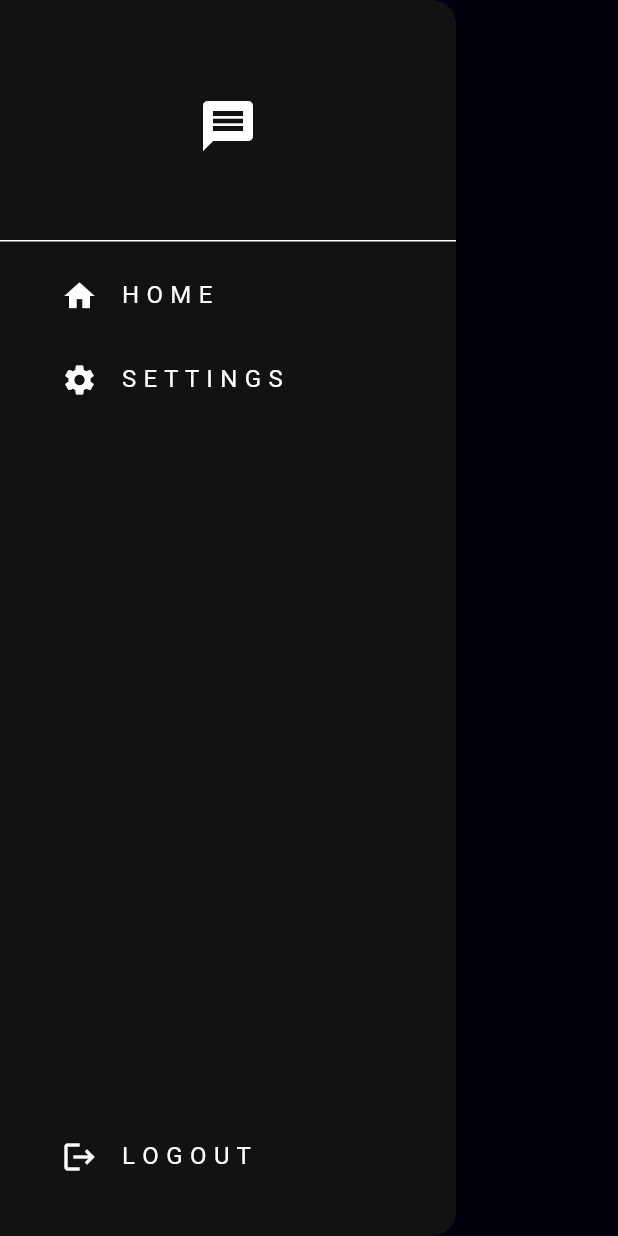
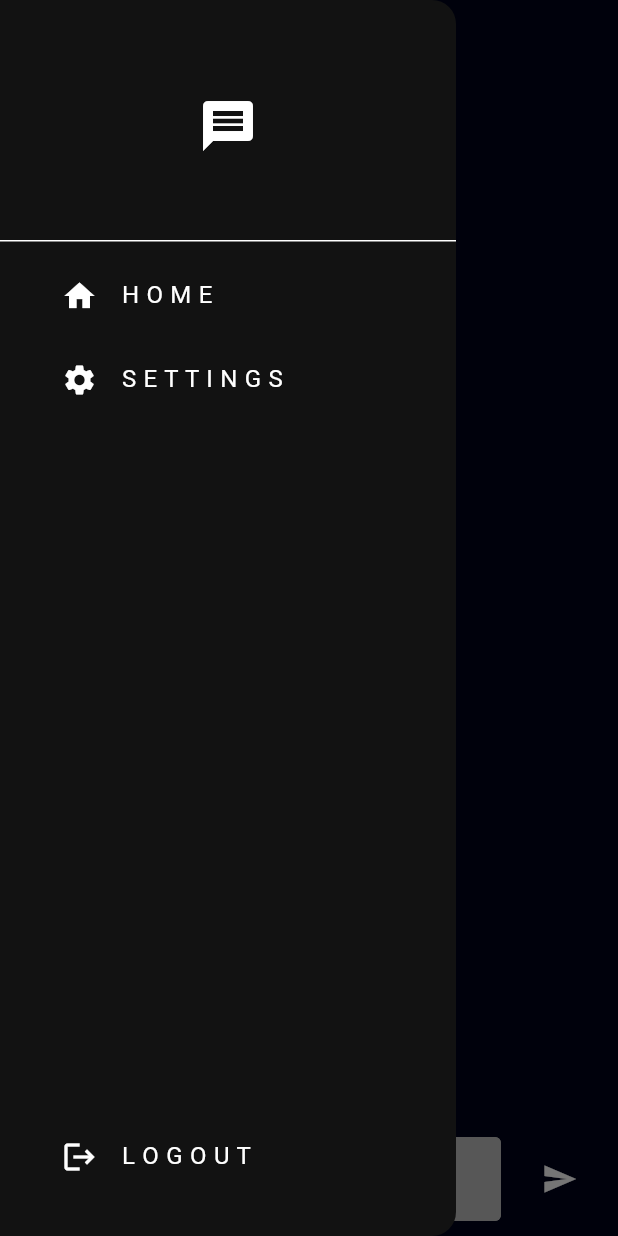
Before and after one commit to forknay/codejam_automate, a Flutter app: the screen it shows once a user with an empty profile is signed in, with the side drawer open, on a phone screen of 412 x 824 dp. Run offline on Flutter 3.47's test engine with Material 3 defaults, Android fonts, the phone set to English and light mode, and no system bars; our stand-ins replace cloud_firestore, firebase_auth, firebase_core; accounts and stored records are empty; network calls fail.

Commit message:
chat page -> home page

```diff
--- a/FLUTTER/car_rec_chatbot/lib/pages/chat_page.dart
+++ b/FLUTTER/car_rec_chatbot/lib/pages/chat_page.dart
@@ -1,4 +1,5 @@
 import 'package:car_rec_chatbot/components/chat_bubble.dart';
+import 'package:car_rec_chatbot/components/my_drawer.dart';
 import 'package:car_rec_chatbot/components/my_textfield.dart';
 import 'package:car_rec_chatbot/services/auth/auth_service.dart';
 import 'package:car_rec_chatbot/services/chat/chat_service.dart';
@@ -30,13 +31,13 @@ class _ChatPageState extends State<ChatPage> {
   // for textfield focus
   FocusNode myFocusNode = FocusNode();
 
-  //@override
-  //void initState() {
-  //  super.initState();
+  @override
+  void initState() {
+    super.initState();
 
     // scroll to bottom
     Future.delayed(
-      const Duration(milliseconds: 300),
+      const Duration(milliseconds: 500),
       () => scrollDown(),
     );
 
@@ -55,7 +56,7 @@ class _ChatPageState extends State<ChatPage> {
   void scrollDown() {
     _scrollController.animateTo(
       _scrollController.position.maxScrollExtent,
-      duration: const Duration(milliseconds: 700),
+      duration: const Duration(milliseconds: 500),
       curve: Curves.fastOutSlowIn,
     );
   }
@@ -73,13 +74,12 @@ class _ChatPageState extends State<ChatPage> {
   Widget build(BuildContext context) {
     return Scaffold(
       appBar: AppBar(
-
-        title: Text(widget.receiverEmail),
-        backgroundColor: Theme.of(context).colorScheme.surface,
+        title: Text("Home"),
+        backgroundColor: Colors.transparent,
         foregroundColor: Theme.of(context).colorScheme.primary,
-
         elevation: 0,
       ),
+      drawer: const MyDrawer(),
       body: Column(
         children: [
           // display all messages
--- a/FLUTTER/car_rec_chatbot/lib/pages/home_page.dart
+++ /dev/null
@@ -1,79 +0,0 @@
-import 'package:car_rec_chatbot/components/user_tile.dart';
-import 'package:car_rec_chatbot/pages/chat_page.dart';
-import 'package:car_rec_chatbot/services/auth/auth_service.dart';
-import 'package:car_rec_chatbot/components/my_drawer.dart';
-import 'package:car_rec_chatbot/main.dart';
-import 'package:car_rec_chatbot/services/chat/chat_service.dart';
-import 'package:flutter/material.dart';
-
-class HomePage extends StatelessWidget {
-  HomePage({super.key});
-
-  // chat & auth service
-  final ChatService _chatService = ChatService();
-  final AuthService _authService = AuthService();
-
-  @override
-  Widget build(BuildContext context) {
-    return Scaffold(
-      appBar: AppBar(
-        title: Text("Home"),
-        backgroundColor: Colors.transparent,
-        foregroundColor: Theme.of(context).colorScheme.primary,
-        elevation: 0,
-      ),
-      drawer: const MyDrawer(),
-      body: _buildUserList(),
-    );
-  }
-
-  // build a list of users except for the current logged in use
-  Widget _buildUserList() {
-    return StreamBuilder(
-      stream: _chatService.getUserStream(),
-      builder: (context, snapshot) {
-        // error
-        if (snapshot.hasError) {
-          return const Text("Error");
-        }
-
-        // loading...
-        if (snapshot.connectionState == ConnectionState.waiting) {
-          return const Text("Loading..");
-        }
-
-        // return list view
-        return ListView(
-          children: snapshot.data!
-              .map<Widget>((userData) => _buildUserListItem(userData, context))
-              .toList(),
-        );
-      },
-    );
-  }
-
-  // build individual list tile for user
-  Widget _buildUserListItem(
-      Map<String, dynamic> userData, BuildContext context) {
-    // display all users except current user
-    if (userData["email"] != _authService.getCurrentUser()!.email) {
-      return UserTile(
-        text: userData["email"],
-        onTap: () {
-          // tapped on a user -> go to chat page
-          Navigator.push(
-            context,
-            MaterialPageRoute(
-              builder: (context) => ChatPage(
-                receiverEmail: userData["email"],
-                receiverID: userData["uid"],
-              ),
-            ),
-          );
-        },
-      );
-    } else {
-      return Container();
-    }
-  }
-}
--- a/FLUTTER/car_rec_chatbot/lib/services/auth/auth_gate.dart
+++ b/FLUTTER/car_rec_chatbot/lib/services/auth/auth_gate.dart
@@ -1,5 +1,5 @@
+import 'package:car_rec_chatbot/pages/chat_page.dart';
 import 'package:car_rec_chatbot/services/auth/login_or_register.dart';
-import 'package:car_rec_chatbot/pages/home_page.dart';
 import 'package:firebase_auth/firebase_auth.dart';
 import 'package:flutter/material.dart';
 
@@ -14,7 +14,7 @@ class AuthGate extends StatelessWidget {
         builder: (context, snapshot) {
           // user is logged in
           if (snapshot.hasData) {
-            return HomePage();
+            return ChatPage(receiverID: "cfhCvGguwDZMXYIzT2OrjnaKon32", receiverEmail: "chat@matadore.ai", );
           }
 
           // user is NOT logged in
```
